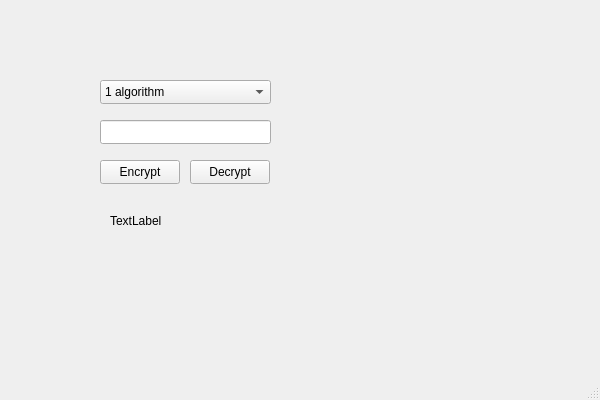
Above: ԾՀՊ/ex1/QtEncrypting/QtEncrypting/QtEncrypting.ui from arturmart/5Semestor before the change. Below: the same form after it.
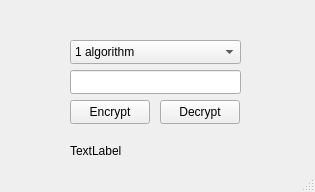
That is the form after the change.

What changed in the file:
```diff
--- a/ԾՀՊ/ex1/QtEncrypting/QtEncrypting/QtEncrypting.ui
+++ b/ԾՀՊ/ex1/QtEncrypting/QtEncrypting/QtEncrypting.ui
@@ -6,19 +6,25 @@
    <rect>
     <x>0</x>
     <y>0</y>
-    <width>600</width>
-    <height>400</height>
+    <width>315</width>
+    <height>192</height>
    </rect>
   </property>
   <property name="windowTitle">
    <string>QtEncrypting</string>
   </property>
   <widget class="QWidget" name="centralWidget">
+   <property name="sizePolicy">
+    <sizepolicy hsizetype="Fixed" vsizetype="Fixed">
+     <horstretch>0</horstretch>
+     <verstretch>0</verstretch>
+    </sizepolicy>
+   </property>
    <widget class="QPushButton" name="encryptButton">
     <property name="geometry">
      <rect>
-      <x>100</x>
-      <y>160</y>
+      <x>70</x>
+      <y>100</y>
       <width>80</width>
       <height>24</height>
      </rect>
@@ -30,8 +36,8 @@
    <widget class="QPushButton" name="decryptButton">
     <property name="geometry">
      <rect>
-      <x>190</x>
-      <y>160</y>
+      <x>160</x>
+      <y>100</y>
       <width>80</width>
       <height>24</height>
      </rect>
@@ -43,8 +49,8 @@
    <widget class="QLineEdit" name="lineEdit">
     <property name="geometry">
      <rect>
-      <x>100</x>
-      <y>120</y>
+      <x>70</x>
+      <y>70</y>
       <width>171</width>
       <height>24</height>
      </rect>
@@ -53,8 +59,8 @@
    <widget class="QComboBox" name="comboBox">
     <property name="geometry">
      <rect>
-      <x>100</x>
-      <y>80</y>
+      <x>70</x>
+      <y>40</y>
       <width>171</width>
       <height>24</height>
      </rect>
@@ -82,8 +88,8 @@
    <widget class="QLabel" name="label">
     <property name="geometry">
      <rect>
-      <x>110</x>
-      <y>200</y>
+      <x>70</x>
+      <y>130</y>
       <width>161</width>
       <height>41</height>
      </rect>
```
Left out of the diff: 10 changed lines with no effect on the pictures.
